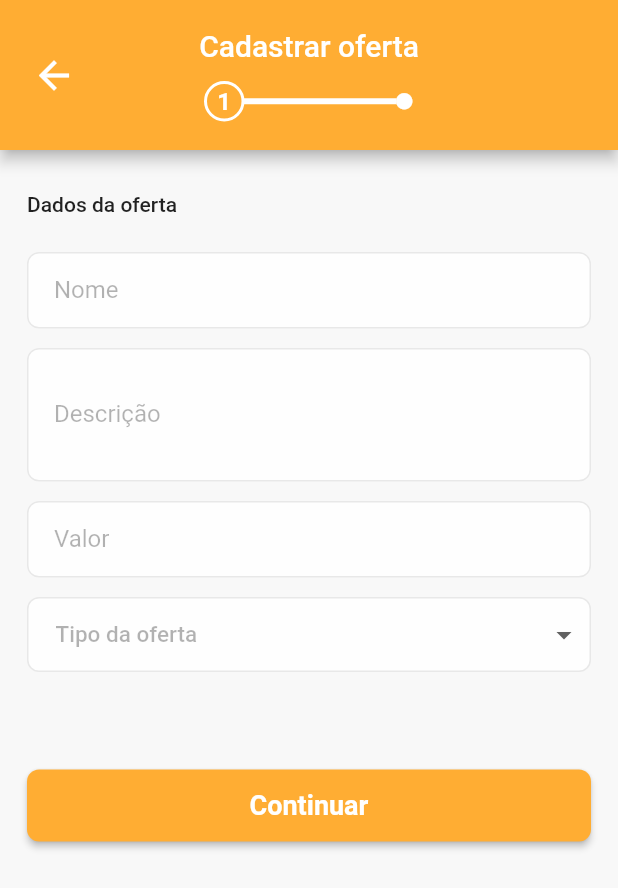
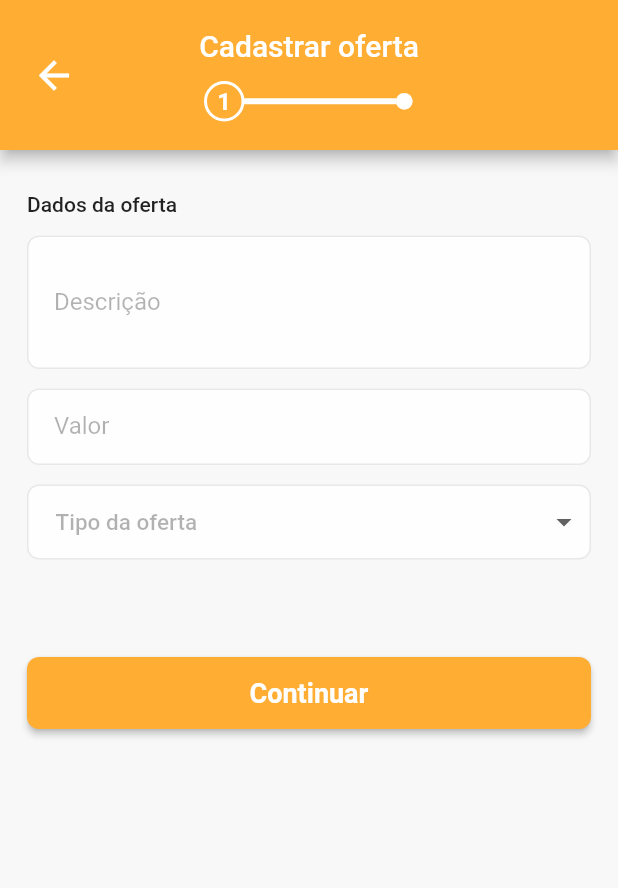
Before and after one commit to yuredev/easylanche-app, a Flutter app: the CadastroOfertaPage screen opened directly, on a phone screen of 412 x 824 dp. Shown: the top 888 px of the screen. Run offline on Flutter 3.47's test engine with Material 2 defaults, Android fonts, the phone set to English and light mode, and no system bars; our stand-ins replace dio, equatable, flutter_bloc, get_it, google_fonts, mask_text_input_formatter and 2 more; generated files the repository leaves out were written again; Roboto replaces fonts that are missing (inter); statements that could not run were skipped.

Commit message:
fix: Realizar correções

```diff
--- a/lib/logic/cubits/oferta/listagem/listagem_oferta_cubit.dart
+++ b/lib/logic/cubits/oferta/listagem/listagem_oferta_cubit.dart
@@ -1,4 +1,3 @@
-import 'package:dio/dio.dart';
 import 'package:easylanche/data/repositories/oferta/oferta_repository.dart';
 import 'package:easylanche/logic/cubits/oferta/listagem/listagem_oferta_state.dart';
 import 'package:flutter_bloc/flutter_bloc.dart';
@@ -18,7 +17,7 @@ class ListagemOfertaCubit extends Cubit<ListagemOfertaState> {
       emit(OfertasListadasState(ofertas));
     } catch (e) {
       print(e);
-      emit(ErroAoListarOfertasState(e is DioError));
+      emit(ErroAoListarOfertasState(e.toString()));
     }
   }
 }
--- a/lib/logic/cubits/oferta/listagem/listagem_oferta_state.dart
+++ b/lib/logic/cubits/oferta/listagem/listagem_oferta_state.dart
@@ -17,10 +17,10 @@ class OfertasListadasState extends Equatable implements ListagemOfertaState {
 }
 
 class ErroAoListarOfertasState extends Equatable  implements ListagemOfertaState {
-  final bool isErroConexao;
+  final String mensagemErro;
 
-  const ErroAoListarOfertasState(this.isErroConexao);
+  const ErroAoListarOfertasState(this.mensagemErro);
 
   @override
-  List<Object?> get props => [isErroConexao];
+  List<Object?> get props => [mensagemErro];
 }
--- a/lib/presentation/pages/cadastro_oferta_page.dart
+++ b/lib/presentation/pages/cadastro_oferta_page.dart
@@ -41,10 +41,7 @@ class _CadastroOfertaPageState extends State<CadastroOfertaPage> {
   Widget buildFormularioFromEtapa() {
     switch (_etapa) {
       case 1:
-        // if (descricao != null) descricaoCtrl.text = descricao!;
-        // if (valor != null) valorCtrl.text = valor!;
         return FormularioOfertaWidget(
-          nomeCtrl: nomeOfertaCtrl,
           chaveFormulario: chaveFormOferta,
           descricaoCtrl: descricaoCtrl,
           valorCtrl: valorCtrl,
@@ -57,8 +54,6 @@ class _CadastroOfertaPageState extends State<CadastroOfertaPage> {
           },
         );
       case 2:
-        // if (nome != null) nomeCtrl.text = nome!;
-        // if (telefone != null) telefoneCtrl.text = telefone!;
         return FormularioInfoPessoaisWidget(
           nomeCtrl: nomeCtrl,
           telefoneCtrl: telefoneCtrl,
@@ -85,7 +80,7 @@ class _CadastroOfertaPageState extends State<CadastroOfertaPage> {
     if (chaveFormInfoPessoais.currentState!.validate()) {
       context.read<SubmissaoOfertaCubit>().cadastrar(
             Oferta(
-              nome: nomeOfertaCtrl.text,
+              nome: nomeCtrl.text,
               telefone: telefoneCtrl.text,
               descricao: descricaoCtrl.text,
               tipo: tipoOfertaSelecionado!,
--- a/lib/presentation/widgets/cadastro_oferta/formulario_oferta_widget.dart
+++ b/lib/presentation/widgets/cadastro_oferta/formulario_oferta_widget.dart
@@ -7,7 +7,6 @@ import 'package:flutter/material.dart';
 
 class FormularioOfertaWidget extends StatefulWidget {
   final TextEditingController descricaoCtrl;
-  final TextEditingController nomeCtrl;
   final TextEditingController valorCtrl;
   final TipoOferta? tipoOferta;
   final void Function(TipoOferta? tipo) aoAlterarTipoOferta;
@@ -18,7 +17,6 @@ class FormularioOfertaWidget extends StatefulWidget {
     Key? key,
     required this.chaveFormulario,
     required this.descricaoCtrl,
-    required this.nomeCtrl,
     required this.tipoOferta,
     required this.valorCtrl,
     required this.aoAlterarTipoOferta,
@@ -44,23 +42,6 @@ class _FormularioOfertaWidgetState extends State<FormularioOfertaWidget> {
               style: TextStyle(
                 fontWeight: FontWeight.w500,
               ),
-            ),
-          ),
-          Container(
-            margin: const EdgeInsets.only(top: 24),
-            child: CampoTextoWidget(
-              textoLabel: "Nome",
-              aoAlterar: (String? v) {},
-              validador: (nome) {
-                if (nome == null || nome.isEmpty) {
-                  return 'Informe seu nome';
-                }
-                return null;
-              },
-              controlador: widget.nomeCtrl,
-              tipo: TextInputType.name,
-              raioBorda: 8,
-              acaoTeclado: TextInputAction.next,
             ),
           ),
           Container(
```
Also changed, not shown: lib/presentation/pages/feed_page.dart (+10 -6 lines), lib/presentation/widgets/feed/card_oferta_widget.dart (+12 -5 lines).
